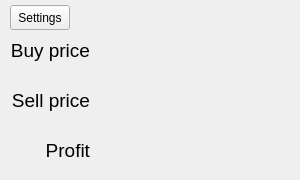
Before: the Qt Designer form eve_profit_helper_mainWindow.ui in Cornholius/eve_profit_helper, drawn with Qt 5.
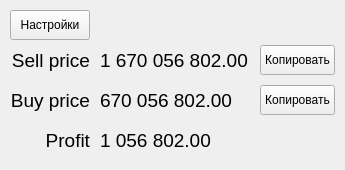
After: the same form once the commit is applied.

Commit message: добавляю кнопки копирования цен в буфер

Patch:
```diff
--- a/eve_profit_helper_mainWindow.ui
+++ b/eve_profit_helper_mainWindow.ui
@@ -9,8 +9,8 @@
    <rect>
     <x>0</x>
     <y>0</y>
-    <width>300</width>
-    <height>180</height>
+    <width>345</width>
+    <height>170</height>
    </rect>
   </property>
   <property name="sizePolicy">
@@ -21,14 +21,14 @@
   </property>
   <property name="minimumSize">
    <size>
-    <width>300</width>
-    <height>180</height>
+    <width>345</width>
+    <height>170</height>
    </size>
   </property>
   <property name="maximumSize">
    <size>
-    <width>300</width>
-    <height>180</height>
+    <width>345</width>
+    <height>170</height>
    </size>
   </property>
   <property name="focusPolicy">
@@ -44,18 +44,6 @@
    <string notr="true"/>
   </property>
   <widget class="QWidget" name="mainWindow">
-   <property name="minimumSize">
-    <size>
-     <width>300</width>
-     <height>180</height>
-    </size>
-   </property>
-   <property name="maximumSize">
-    <size>
-     <width>300</width>
-     <height>180</height>
-    </size>
-   </property>
    <property name="styleSheet">
     <string notr="true">background color: #16161a</string>
    </property>
@@ -63,7 +51,7 @@
     <property name="geometry">
      <rect>
       <x>10</x>
-      <y>80</y>
+      <y>40</y>
       <width>80</width>
       <height>40</height>
      </rect>
@@ -85,7 +73,7 @@
     <property name="geometry">
      <rect>
       <x>10</x>
-      <y>30</y>
+      <y>80</y>
       <width>80</width>
       <height>40</height>
      </rect>
@@ -107,7 +95,7 @@
     <property name="geometry">
      <rect>
       <x>10</x>
-      <y>130</y>
+      <y>120</y>
       <width>80</width>
       <height>40</height>
      </rect>
@@ -128,9 +116,9 @@
    <widget class="QLabel" name="sell_price_value">
     <property name="geometry">
      <rect>
-      <x>140</x>
-      <y>80</y>
-      <width>150</width>
+      <x>100</x>
+      <y>40</y>
+      <width>155</width>
       <height>40</height>
      </rect>
     </property>
@@ -141,15 +129,15 @@
      </font>
     </property>
     <property name="text">
-     <string/>
+     <string>1 670 056 802.00</string>
     </property>
    </widget>
    <widget class="QLabel" name="buy_price_value">
     <property name="geometry">
      <rect>
-      <x>140</x>
-      <y>30</y>
-      <width>150</width>
+      <x>100</x>
+      <y>80</y>
+      <width>155</width>
       <height>40</height>
      </rect>
     </property>
@@ -160,15 +148,15 @@
      </font>
     </property>
     <property name="text">
-     <string/>
+     <string>670 056 802.00</string>
     </property>
    </widget>
    <widget class="QLabel" name="profit_value">
     <property name="geometry">
      <rect>
-      <x>140</x>
-      <y>130</y>
-      <width>150</width>
+      <x>100</x>
+      <y>120</y>
+      <width>155</width>
       <height>40</height>
      </rect>
     </property>
@@ -179,29 +167,29 @@
      </font>
     </property>
     <property name="text">
-     <string/>
+     <string>1 056 802.00</string>
     </property>
    </widget>
    <widget class="QPushButton" name="settings_btn">
     <property name="geometry">
      <rect>
       <x>10</x>
-      <y>5</y>
-      <width>60</width>
-      <height>25</height>
+      <y>10</y>
+      <width>80</width>
+      <height>30</height>
      </rect>
     </property>
     <property name="text">
-     <string>Settings</string>
+     <string>Настройки</string>
     </property>
    </widget>
    <widget class="QLabel" name="on_error">
     <property name="geometry">
      <rect>
-      <x>85</x>
-      <y>5</y>
+      <x>100</x>
+      <y>10</y>
       <width>200</width>
-      <height>25</height>
+      <height>30</height>
      </rect>
     </property>
     <property name="font">
@@ -222,6 +210,32 @@
      <set>Qt::AlignCenter</set>
     </property>
    </widget>
+   <widget class="QPushButton" name="copy_sell_price_btn">
+    <property name="geometry">
+     <rect>
+      <x>260</x>
+      <y>45</y>
+      <width>75</width>
+      <height>30</height>
+     </rect>
+    </property>
+    <property name="text">
+     <string>Копировать</string>
+    </property>
+   </widget>
+   <widget class="QPushButton" name="copy_buy_price_btn">
+    <property name="geometry">
+     <rect>
+      <x>260</x>
+      <y>85</y>
+      <width>75</width>
+      <height>30</height>
+     </rect>
+    </property>
+    <property name="text">
+     <string>Копировать</string>
+    </property>
+   </widget>
   </widget>
  </widget>
  <resources/>
```
The commit also changes 2 other files.
